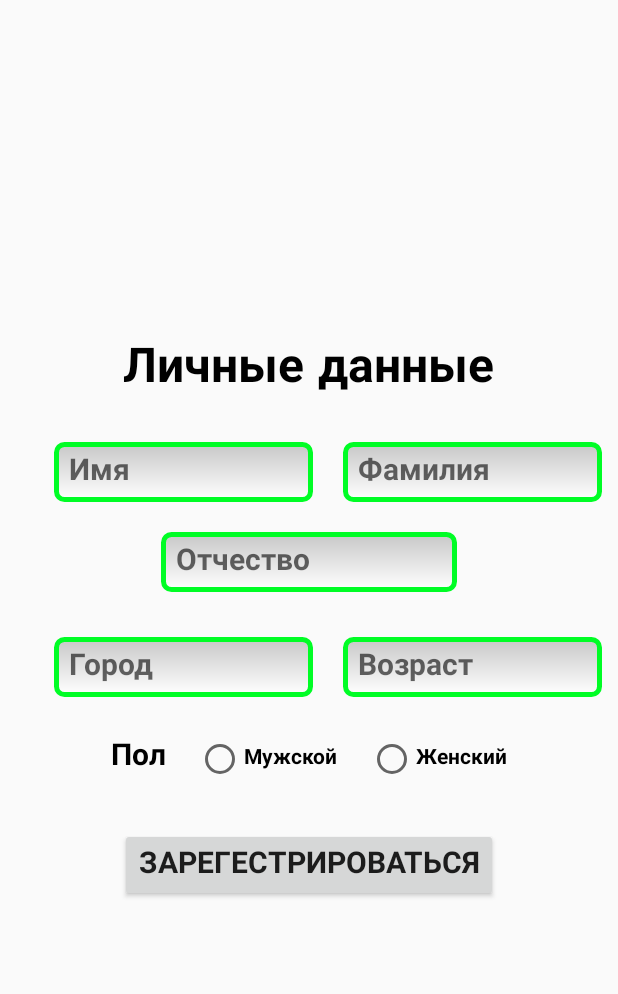
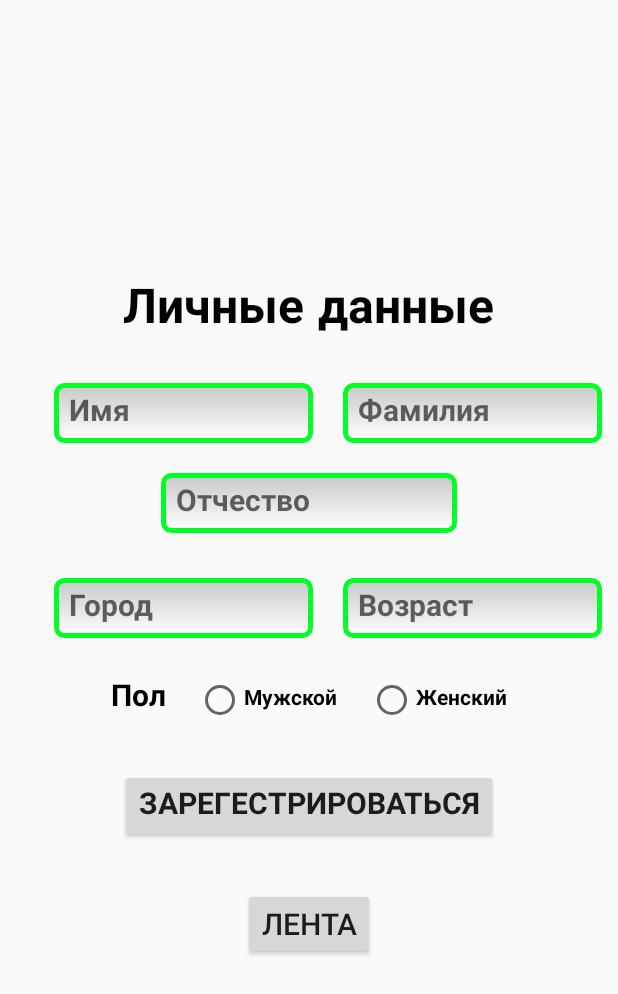
Before and after one commit to PrinterOMG/JoteroApp, an Android app: the RegistrationActivity screen opened directly, with no data from a screen before it, on a phone screen of 412 x 824 dp. Shown: the top 994 px of the screen. Run offline under Robolectric (Android 15) with nearby library versions, the phone set to English and light mode, and no system bars.

Commit message:
registration update

```diff
--- a/app/src/main/res/layout/activity_registration.xml
+++ b/app/src/main/res/layout/activity_registration.xml
@@ -173,6 +173,16 @@
             android:textSize="20sp"
             android:fontFamily="@font/montserrat_bold"/>
 
+        <Button
+            android:id="@+id/button_quiz"
+            android:layout_width="wrap_content"
+            android:layout_height="wrap_content"
+            android:layout_below="@+id/button_register"
+            android:layout_marginTop="30sp"
+            android:layout_centerInParent="true"
+            android:text="Лента"
+            android:textSize="20sp" />
+
     </RelativeLayout>
 
 </ScrollView>
```
Also changed, not shown: app/src/main/java/com/example/joteroapp/LoginActivity.kt (+2 -5 lines), app/src/main/java/com/example/joteroapp/MainActivity.kt (+10 -0 lines), app/src/main/java/com/example/joteroapp/RegistrationActivity.kt (+19 -4 lines).
